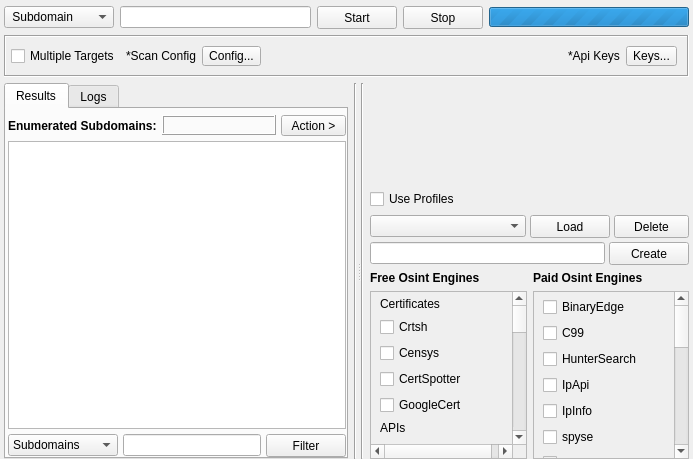
First picture: the form in gui/src/engines/osint/Osint.ui, repository 3nock/OTE, before the edit.
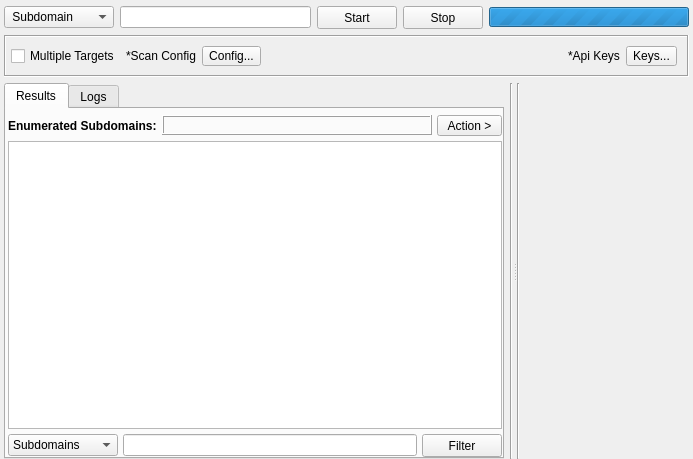
Second picture: the form after the edit. Custom widgets are drawn as their Qt base class.

Diff of the .ui file:
```diff
--- a/gui/src/engines/osint/Osint.ui
+++ b/gui/src/engines/osint/Osint.ui
@@ -16,7 +16,7 @@
   <property name="styleSheet">
    <string notr="true"/>
   </property>
-  <layout class="QVBoxLayout" name="verticalLayout_3">
+  <layout class="QVBoxLayout" name="verticalLayout_4">
    <property name="leftMargin">
     <number>4</number>
    </property>
@@ -590,8 +590,8 @@
        </item>
       </layout>
      </widget>
-     <widget class="QWidget" name="layoutWidget">
-      <layout class="QHBoxLayout" name="horizontalLayout_9">
+     <widget class="QWidget" name="">
+      <layout class="QHBoxLayout" name="horizontalLayout_2">
        <item>
         <widget class="Line" name="line_5">
          <property name="styleSheet">
@@ -603,821 +603,39 @@
         </widget>
        </item>
        <item>
-        <layout class="QVBoxLayout" name="verticalLayout_4">
+        <layout class="QVBoxLayout" name="verticalLayout_3">
          <item>
           <widget class="InputWidget" name="targets" native="true">
+           <property name="sizePolicy">
+            <sizepolicy hsizetype="Expanding" vsizetype="Expanding">
+             <horstretch>0</horstretch>
+             <verstretch>0</verstretch>
+            </sizepolicy>
+           </property>
            <property name="minimumSize">
             <size>
-             <width>0</width>
+             <width>100</width>
              <height>100</height>
             </size>
            </property>
           </widget>
          </item>
          <item>
-          <widget class="QCheckBox" name="checkBoxUseProfiles">
-           <property name="text">
-            <string>Use Profiles</string>
+          <widget class="OsintModulesWidget" name="modules" native="true">
+           <property name="sizePolicy">
+            <sizepolicy hsizetype="Expanding" vsizetype="Expanding">
+             <horstretch>0</horstretch>
+             <verstretch>0</verstretch>
+            </sizepolicy>
            </property>
-           <property name="checked">
-            <bool>false</bool>
+           <property name="minimumSize">
+            <size>
+             <width>100</width>
+             <height>100</height>
+            </size>
            </property>
           </widget>
          </item>
-         <item>
-          <widget class="QFrame" name="frameProfiles">
-           <property name="styleSheet">
-            <string notr="true"/>
-           </property>
-           <property name="frameShape">
-            <enum>QFrame::NoFrame</enum>
-           </property>
-           <property name="frameShadow">
-            <enum>QFrame::Sunken</enum>
-           </property>
-           <layout class="QVBoxLayout" name="verticalLayout_7">
-            <property name="spacing">
-             <number>4</number>
-            </property>
-            <property name="leftMargin">
-             <number>0</number>
-            </property>
-            <property name="topMargin">
-             <number>0</number>
-            </property>
-            <property name="rightMargin">
-             <number>0</number>
-            </property>
-            <property name="bottomMargin">
-             <number>0</number>
-            </property>
-            <item>
-             <layout class="QHBoxLayout" name="horizontalLayout_2">
-              <item>
-               <widget class="QComboBox" name="comboBoxProfiles">
-                <property name="minimumSize">
-                 <size>
-                  <width>0</width>
-                  <height>22</height>
-                 </size>
-                </property>
-                <property name="focusPolicy">
-                 <enum>Qt::NoFocus</enum>
-                </property>
-                <property name="styleSheet">
-                 <string notr="true"/>
-                </property>
-                <property name="editable">
-                 <bool>false</bool>
-                </property>
-                <property name="frame">
-                 <bool>true</bool>
-                </property>
-               </widget>
-              </item>
-              <item>
-               <widget class="QPushButton" name="buttonLoadProfile">
-                <property name="sizePolicy">
-                 <sizepolicy hsizetype="Fixed" vsizetype="Fixed">
-                  <horstretch>0</horstretch>
-                  <verstretch>0</verstretch>
-                 </sizepolicy>
-                </property>
-                <property name="minimumSize">
-                 <size>
-                  <width>75</width>
-                  <height>23</height>
-                 </size>
-                </property>
-                <property name="styleSheet">
-                 <string notr="true"/>
-                </property>
-                <property name="text">
-                 <string>Load</string>
-                </property>
-               </widget>
-              </item>
-              <item>
-               <widget class="QPushButton" name="buttonDeleteProfile">
-                <property name="sizePolicy">
-                 <sizepolicy hsizetype="Fixed" vsizetype="Fixed">
-                  <horstretch>0</horstretch>
-                  <verstretch>0</verstretch>
-                 </sizepolicy>
-                </property>
-                <property name="minimumSize">
-                 <size>
-                  <width>75</width>
-                  <height>23</height>
-                 </size>
-                </property>
-                <property name="maximumSize">
-                 <size>
-                  <width>75</width>
-                  <height>16777215</height>
-                 </size>
-                </property>
-                <property name="toolTip">
-                 <string/>
-                </property>
-                <property name="toolTipDuration">
-                 <number>-1</number>
-                </property>
-                <property name="styleSheet">
-                 <string notr="true"/>
-                </property>
-                <property name="text">
-                 <string>Delete</string>
-                </property>
-               </widget>
-              </item>
-             </layout>
-            </item>
-            <item>
-             <layout class="QHBoxLayout" name="horizontalLayout_8">
-              <item>
-               <widget class="QLineEdit" name="lineEditNewProfile">
-                <property name="styleSheet">
-                 <string notr="true"/>
-                </property>
-               </widget>
-              </item>
-              <item>
-               <widget class="QPushButton" name="buttonNewProfile">
-                <property name="sizePolicy">
-                 <sizepolicy hsizetype="Fixed" vsizetype="Fixed">
-                  <horstretch>0</horstretch>
-                  <verstretch>0</verstretch>
-                 </sizepolicy>
-                </property>
-                <property name="minimumSize">
-                 <size>
-                  <width>75</width>
-                  <height>23</height>
-                 </size>
-                </property>
-                <property name="maximumSize">
-                 <size>
-                  <width>100</width>
-                  <height>16777215</height>
-                 </size>
-                </property>
-                <property name="styleSheet">
-                 <string notr="true"/>
-                </property>
-                <property name="text">
-                 <string>Create</string>
-                </property>
-               </widget>
-              </item>
-             </layout>
-            </item>
-           </layout>
-          </widget>
-         </item>
-         <item>
-          <layout class="QHBoxLayout" name="horizontalLayout_3">
-           <item>
-            <layout class="QVBoxLayout" name="verticalLayout_8">
-             <item>
-              <widget class="QLabel" name="label_6">
-               <property name="sizePolicy">
-                <sizepolicy hsizetype="Preferred" vsizetype="Maximum">
-                 <horstretch>0</horstretch>
-                 <verstretch>0</verstretch>
-                </sizepolicy>
-               </property>
-               <property name="font">
-                <font>
-                 <weight>75</weight>
-                 <bold>true</bold>
-                </font>
-               </property>
-               <property name="styleSheet">
-                <string notr="true"/>
-               </property>
-               <property name="frameShape">
-                <enum>QFrame::NoFrame</enum>
-               </property>
-               <property name="frameShadow">
-                <enum>QFrame::Raised</enum>
-               </property>
-               <property name="text">
-                <string>Free Osint Engines</string>
-               </property>
-              </widget>
-             </item>
-             <item>
-              <widget class="QScrollArea" name="scrollArea_noKeyEngines">
-               <property name="cursor" stdset="0">
-                <cursorShape>ArrowCursor</cursorShape>
-               </property>
-               <property name="contextMenuPolicy">
-                <enum>Qt::NoContextMenu</enum>
-               </property>
-               <property name="styleSheet">
-                <string notr="true"/>
-               </property>
-               <property name="frameShape">
-                <enum>QFrame::StyledPanel</enum>
-               </property>
-               <property name="frameShadow">
-                <enum>QFrame::Sunken</enum>
-               </property>
-               <property name="lineWidth">
-                <number>1</number>
-               </property>
-               <property name="midLineWidth">
-                <number>0</number>
-               </property>
-               <property name="sizeAdjustPolicy">
-                <enum>QAbstractScrollArea::AdjustIgnored</enum>
-               </property>
-               <property name="widgetResizable">
-                <bool>true</bool>
-               </property>
-               <widget class="QWidget" name="scrollAreaWidgetContents">
-                <property name="geometry">
-                 <rect>
-                  <x>0</x>
-                  <y>0</y>
-                  <width>142</width>
-                  <height>979</height>
-                 </rect>
-                </property>
-                <layout class="QVBoxLayout" name="verticalLayout_11">
-                 <property name="topMargin">
-                  <number>5</number>
-                 </property>
-                 <property name="bottomMargin">
-                  <number>5</number>
-                 </property>
-                 <item>
-                  <widget class="QLabel" name="label_2">
-                   <property name="text">
-                    <string>Certificates</string>
-                   </property>
-                  </widget>
-                 </item>
-                 <item>
-                  <widget class="QCheckBox" name="checkBox_engine_crtsh">
-                   <property name="text">
-                    <string>Crtsh</string>
-                   </property>
-                  </widget>
-                 </item>
-                 <item>
-                  <widget class="QCheckBox" name="checkBox_engine_censysFree">
-                   <property name="text">
-                    <string>Censys</string>
-                   </property>
-                  </widget>
-                 </item>
-                 <item>
-                  <widget class="QCheckBox" name="checkBox_engine_certspotter">
-                   <property name="text">
-                    <string>CertSpotter</string>
-                   </property>
-                  </widget>
-                 </item>
-                 <item>
-                  <widget class="QCheckBox" name="checkBox_engine_googleCert">
-                   <property name="text">
-                    <string>GoogleCert</string>
-                   </property>
-                  </widget>
-                 </item>
-                 <item>
-                  <widget class="QLabel" name="label_5">
-                   <property name="text">
-                    <string>APIs</string>
-                   </property>
-                  </widget>
-                 </item>
-                 <item>
-                  <widget class="QCheckBox" name="checkBox_engine_anubis">
-                   <property name="text">
-                    <string>Anubis</string>
-                   </property>
-                  </widget>
-                 </item>
-                 <item>
-                  <widget class="QCheckBox" name="checkBox_engine_bgpview">
-                   <property name="text">
-                    <string>Bgpview</string>
-                   </property>
-                  </widget>
-                 </item>
-                 <item>
-                  <widget class="QCheckBox" name="checkBox_engine_commonCrawl">
-                   <property name="text">
-                    <string>CommonCrawl</string>
-                   </property>
-                  </widget>
-                 </item>
-                 <item>
-                  <widget class="QCheckBox" name="checkBox_engine_dnsbufferoverrun">
-                   <property name="text">
-                    <string>DnsBufferOverRun</string>
-                   </property>
-                  </widget>
-                 </item>
-                 <item>
-                  <widget class="QCheckBox" name="checkBox_engine_github">
-                   <property name="text">
-                    <string>Github</string>
-                   </property>
-                  </widget>
-                 </item>
-                 <item>
-                  <widget class="QCheckBox" name="checkBox_engine_hackertarget">
-                   <property name="text">
-                    <string>HackerTarget</string>
-                   </property>
-                  </widget>
-                 </item>
-                 <item>
-                  <widget class="QCheckBox" name="checkBox_engine_mnemonic">
-                   <property name="text">
-                    <string>Mnemonic</string>
-                   </property>
-                  </widget>
-                 </item>
-                 <item>
-                  <widget class="QCheckBox" name="checkBox_engine_otx">
-                   <property name="text">
-                    <string>Otx</string>
-                   </property>
-                  </widget>
-                 </item>
-                 <item>
-                  <widget class="QCheckBox" name="checkBox_engine_omnisint">
-                   <property name="text">
-                    <string>Omnisint</string>
-                   </property>
-                  </widget>
-                 </item>
-                 <item>
-                  <widget class="QCheckBox" name="checkBox_engine_qwant">
-                   <property name="text">
-                    <string>Qwant</string>
-                   </property>
-                  </widget>
-                 </item>
-                 <item>
-                  <widget class="QCheckBox" name="checkBox_engine_riskIq">
-                   <property name="text">
-                    <string>RiskIq (Community)</string>
-                   </property>
-                  </widget>
-                 </item>
-                 <item>
-                  <widget class="QCheckBox" name="checkBox_engine_robtex">
-                   <property name="text">
-                    <string>Robtex</string>
-                   </property>
-                  </widget>
-                 </item>
-                 <item>
-                  <widget class="QCheckBox" name="checkBox_engine_sublist3r">
-                   <property name="text">
-                    <string>sublist3r</string>
-                   </property>
-                  </widget>
-                 </item>
-                 <item>
-                  <widget class="QCheckBox" name="checkBox_engine_threatminer">
-                   <property name="text">
-                    <string>ThreatMiner</string>
-                   </property>
-                  </widget>
-                 </item>
-                 <item>
-                  <widget class="QCheckBox" name="checkBox_engine_threatcrowd">
-                   <property name="text">
-                    <string>ThreatCrowd</string>
-                   </property>
-                  </widget>
-                 </item>
-                 <item>
-                  <widget class="QCheckBox" name="checkBox_engine_urlscan">
-                   <property name="text">
-                    <string>urlscan</string>
-                   </property>
-                  </widget>
-                 </item>
-                 <item>
-                  <widget class="QLabel" name="label_10">
-                   <property name="text">
-                    <string>Sites</string>
-                   </property>
-                  </widget>
-                 </item>
-                 <item>
-                  <widget class="QCheckBox" name="checkBox_engine_dnsdumpster">
-                   <property name="text">
-                    <string>DnsDumpster</string>
-                   </property>
-                  </widget>
-                 </item>
-                 <item>
-                  <widget class="QCheckBox" name="checkBox_engine_netcraft">
-                   <property name="cursor">
-                    <cursorShape>ArrowCursor</cursorShape>
-                   </property>
-                   <property name="text">
-                    <string>Netcraft</string>
-                   </property>
-                   <property name="tristate">
-                    <bool>false</bool>
-                   </property>
-                  </widget>
-                 </item>
-                 <item>
-                  <widget class="QCheckBox" name="checkBox_engine_pagesInventory">
-                   <property name="text">
-                    <string>PagesInventory</string>
-                   </property>
-                  </widget>
-                 </item>
-                 <item>
-                  <widget class="QCheckBox" name="checkBox_engine_pkey">
-                   <property name="text">
-                    <string>pKey</string>
-                   </property>
-                  </widget>
-                 </item>
-                 <item>
-                  <widget class="QCheckBox" name="checkBox_engine_rapiddns">
-                   <property name="text">
-                    <string>RapidDns</string>
-                   </property>
-                  </widget>
-                 </item>
-                 <item>
-                  <widget class="QCheckBox" name="checkBox_engine_suip">
-                   <property name="text">
-                    <string>Suip</string>
-                   </property>
-                  </widget>
-                 </item>
-                 <item>
-                  <widget class="QCheckBox" name="checkBox_engine_sitedossier">
-                   <property name="text">
-                    <string>SiteDossier</string>
-                   </property>
-                  </widget>
-                 </item>
-                 <item>
-                  <widget class="QLabel" name="label_8">
-                   <property name="text">
-                    <string>Scrappers</string>
-                   </property>
-                  </widget>
-                 </item>
-                 <item>
-                  <widget class="QCheckBox" name="checkBox_engine_ask">
-                   <property name="text">
-                    <string>Ask</string>
-                   </property>
-                  </widget>
-                 </item>
-                 <item>
-                  <widget class="QCheckBox" name="checkBox_engine_baidu">
-                   <property name="text">
-                    <string>Baidu</string>
-                   </property>
-                  </widget>
-                 </item>
-                 <item>
-                  <widget class="QCheckBox" name="checkBox_engine_bing">
-                   <property name="text">
-                    <string>Bing</string>
-                   </property>
-                  </widget>
-                 </item>
-                 <item>
-                  <widget class="QCheckBox" name="checkBox_engine_dogpile">
-                   <property name="text">
-                    <string>DogPile</string>
-                   </property>
-                  </widget>
-                 </item>
-                 <item>
-                  <widget class="QCheckBox" name="checkBox_engine_duckduckgo">
-                   <property name="text">
-                    <string>DuckduckGo</string>
-                   </property>
-                  </widget>
-                 </item>
-                 <item>
-                  <widget class="QCheckBox" name="checkBox_engine_exalead">
-                   <property name="text">
-                    <string>Exalead</string>
-                   </property>
-                  </widget>
-                 </item>
-                 <item>
-                  <widget class="QCheckBox" name="checkBox_engine_trello">
-                   <property name="text">
-                    <string>Trello</string>
-                   </property>
-                  </widget>
-                 </item>
-                 <item>
-                  <widget class="QCheckBox" name="checkBox_engine_yahoo">
-                   <property name="text">
-                    <string>Yahoo</string>
-                   </property>
-                  </widget>
-                 </item>
-                 <item>
-                  <widget class="QLabel" name="label_9">
-                   <property name="text">
-                    <string>Archives</string>
-                   </property>
-                  </widget>
-                 </item>
-                 <item>
-                  <widget class="QCheckBox" name="checkBox_engine_waybackmachine">
-                   <property name="text">
-                    <string>WayBackMachine</string>
-                   </property>
-                  </widget>
-                 </item>
-                 <item>
-                  <widget class="QCheckBox" name="checkBox_engine_archiveit">
-                   <property name="text">
-                    <string>ArchiveIt</string>
-                   </property>
-                  </widget>
-                 </item>
-                 <item>
-                  <widget class="QCheckBox" name="checkBox_engine_archiveToday">
-                   <property name="text">
-                    <string>ArchiveToday</string>
-                   </property>
-                  </widget>
-                 </item>
-                 <item>
-                  <spacer name="verticalSpacer_2">
-                   <property name="orientation">
-                    <enum>Qt::Vertical</enum>
-                   </property>
-                   <property name="sizeHint" stdset="0">
-                    <size>
-                     <width>20</width>
-                     <height>40</height>
-                    </size>
-                   </property>
-                  </spacer>
-                 </item>
-                </layout>
-               </widget>
-              </widget>
-             </item>
-            </layout>
-           </item>
-           <item>
-            <layout class="QVBoxLayout" name="verticalLayout_9">
-             <item>
-              <widget class="QLabel" name="label_7">
-               <property name="sizePolicy">
-                <sizepolicy hsizetype="Preferred" vsizetype="Maximum">
-                 <horstretch>0</horstretch>
-                 <verstretch>0</verstretch>
-                </sizepolicy>
-               </property>
-               <property name="font">
-                <font>
-                 <weight>75</weight>
-                 <bold>true</bold>
-                </font>
-               </property>
-               <property name="styleSheet">
-                <string notr="true"/>
-               </property>
-               <property name="frameShape">
-                <enum>QFrame::NoFrame</enum>
-               </property>
-               <property name="frameShadow">
-                <enum>QFrame::Raised</enum>
-               </property>
-               <property name="text">
-                <string>Paid Osint Engines</string>
-               </property>
-              </widget>
-             </item>
-             <item>
-              <widget class="QScrollArea" name="scrollArea_keyEngines">
-               <property name="contextMenuPolicy">
-                <enum>Qt::NoContextMenu</enum>
-               </property>
-               <property name="styleSheet">
-                <string notr="true"/>
-               </property>
-               <property name="frameShape">
-                <enum>QFrame::StyledPanel</enum>
-               </property>
-               <property name="frameShadow">
-                <enum>QFrame::Sunken</enum>
-               </property>
-               <property name="lineWidth">
-                <number>1</number>
-               </property>
-               <property name="midLineWidth">
-                <number>0</number>
-               </property>
-               <property name="sizeAdjustPolicy">
-                <enum>QAbstractScrollArea::AdjustIgnored</enum>
-               </property>
-               <property name="widgetResizable">
-                <bool>true</bool>
-               </property>
-               <widget class="QWidget" name="scrollAreaWidgetContents_2">
-                <property name="geometry">
-                 <rect>
-                  <x>0</x>
-                  <y>0</y>
-                  <width>141</width>
-                  <height>493</height>
-                 </rect>
-                </property>
-                <layout class="QVBoxLayout" name="verticalLayout_6">
-                 <property name="topMargin">
-                  <number>5</number>
-                 </property>
-                 <property name="bottomMargin">
-                  <number>5</number>
-                 </property>
-                 <item>
-                  <widget class="QCheckBox" name="checkBox_engine_binaryEdge">
-                   <property name="text">
-                    <string>BinaryEdge</string>
-                   </property>
-                  </widget>
-                 </item>
-                 <item>
-                  <widget class="QCheckBox" name="checkBox_engine_c99">
-                   <property name="text">
-                    <string>C99</string>
-                   </property>
-                  </widget>
-                 </item>
-                 <item>
-                  <widget class="QCheckBox" name="checkBox_engine_huntersearch">
-                   <property name="text">
-                    <string>HunterSearch</string>
-                   </property>
-                  </widget>
-                 </item>
-                 <item>
-                  <widget class="QCheckBox" name="checkBox_engine_ipApi">
-                   <property name="text">
-                    <string>IpApi</string>
-                   </property>
-                  </widget>
-                 </item>
-                 <item>
-                  <widget class="QCheckBox" name="checkBox_engine_ipInfo">
-                   <property name="text">
-                    <string>IpInfo</string>
-                   </property>
-                  </widget>
-                 </item>
-                 <item>
-                  <widget class="QCheckBox" name="checkBox_engine_spyse">
-                   <property name="text">
-                    <string>spyse</string>
-                   </property>
-                  </widget>
-                 </item>
-                 <item>
-                  <widget class="QCheckBox" name="checkBox_engine_virustotalapi">
-                   <property name="text">
-                    <string>VirusTotal</string>
-                   </property>
-                  </widget>
-                 </item>
-                 <item>
-                  <widget class="QCheckBox" name="checkBox_engine_projectdiscovery">
-                   <property name="text">
-                    <string>ProjectDiscovery</string>
-                   </property>
-                  </widget>
-                 </item>
-                 <item>
-                  <widget class="QCheckBox" name="checkBox_engine_securitytrails">
-                   <property name="text">
-                    <string>SecurityTrails</string>
-                   </property>
-                  </widget>
-                 </item>
-                 <item>
-                  <widget class="QCheckBox" name="checkBox_engine_shodan">
-                   <property name="text">
-                    <string>Shodan</string>
-                   </property>
-                  </widget>
-                 </item>
-                 <item>
-                  <widget class="QCheckBox" name="checkBox_engine_threatBook">
-                   <property name="text">
-                    <string>ThreatBook</string>
-                   </property>
-                  </widget>
-                 </item>
-                 <item>
-                  <widget class="QCheckBox" name="checkBox_engine_viewDns">
-                   <property name="text">
-                    <string>ViewDns</string>
-                   </property>
-                  </widget>
-                 </item>
-                 <item>
-                  <widget class="QCheckBox" name="checkBox_engine_whoisXmlApi">
-                   <property name="text">
-                    <string>WhoisXmlApi</string>
-                   </property>
-                  </widget>
-                 </item>
-                 <item>
-                  <widget class="QCheckBox" name="checkBox_engine_zetalytics">
-                   <property name="text">
-                    <string>ZETAlytics</string>
-                   </property>
-                  </widget>
-                 </item>
-                 <item>
-                  <widget class="QCheckBox" name="checkBox_engine_zoomeye">
-                   <property name="text">
-                    <string>ZoomEye</string>
-                   </property>
-                  </widget>
-                 </item>
-                 <item>
-                  <widget class="QCheckBox" name="checkBox_engine_bingPaid">
-                   <property name="text">
-                    <string>Bing</string>
-                   </property>
-                  </widget>
-                 </item>
-                 <item>
-                  <widget class="QCheckBox" name="checkBox_engine_censys">
-                   <property name="text">
-                    <string>Censys</string>
-                   </property>
-                  </widget>
-                 </item>
-                 <item>
-                  <widget class="QCheckBox" name="checkBox_engine_cloudflare">
-                   <property name="text">
-                    <string>CloudFlare</string>
-                   </property>
-                  </widget>
-                 </item>
-                 <item>
-                  <widget class="QCheckBox" name="checkBox_engine_google">
-                   <property name="text">
-                    <string>Google</string>
-                   </property>
-                  </widget>
-                 </item>
-                 <item>
-                  <widget class="QCheckBox" name="checkBox_engine_intelx">
-                   <property name="text">
-                    <string>IntelX</string>
-                   </property>
-                  </widget>
-                 </item>
-                 <item>
-                  <widget class="QCheckBox" name="checkBox_engine_pentesttools">
-                   <property name="text">
-                    <string>pentest-tools</string>
-                   </property>
-                  </widget>
-                 </item>
-                 <item>
-                  <spacer name="verticalSpacer">
-                   <property name="orientation">
-                    <enum>Qt::Vertical</enum>
-                   </property>
-                   <property name="sizeHint" stdset="0">
-                    <size>
-                     <width>20</width>
-                     <height>89</height>
-                    </size>
-                   </property>
-                  </spacer>
-                 </item>
-                </layout>
-               </widget>
-              </widget>
-             </item>
-            </layout>
-           </item>
-          </layout>
-         </item>
         </layout>
        </item>
       </layout>
@@ -1433,6 +651,12 @@
    <header>src/widgets/InputWidget.h</header>
    <container>1</container>
   </customwidget>
+  <customwidget>
+   <class>OsintModulesWidget</class>
+   <extends>QWidget</extends>
+   <header>src/widgets/OsintModulesWidget.h</header>
+   <container>1</container>
+  </customwidget>
  </customwidgets>
  <tabstops>
   <tabstop>lineEditTarget</tabstop>
```
